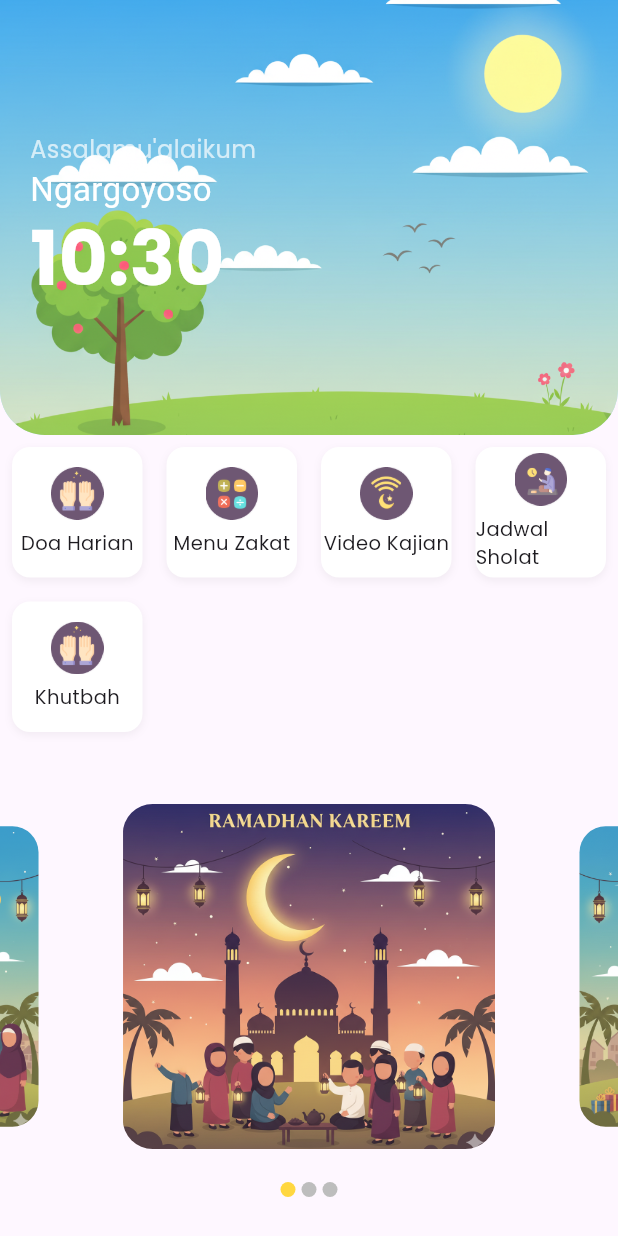
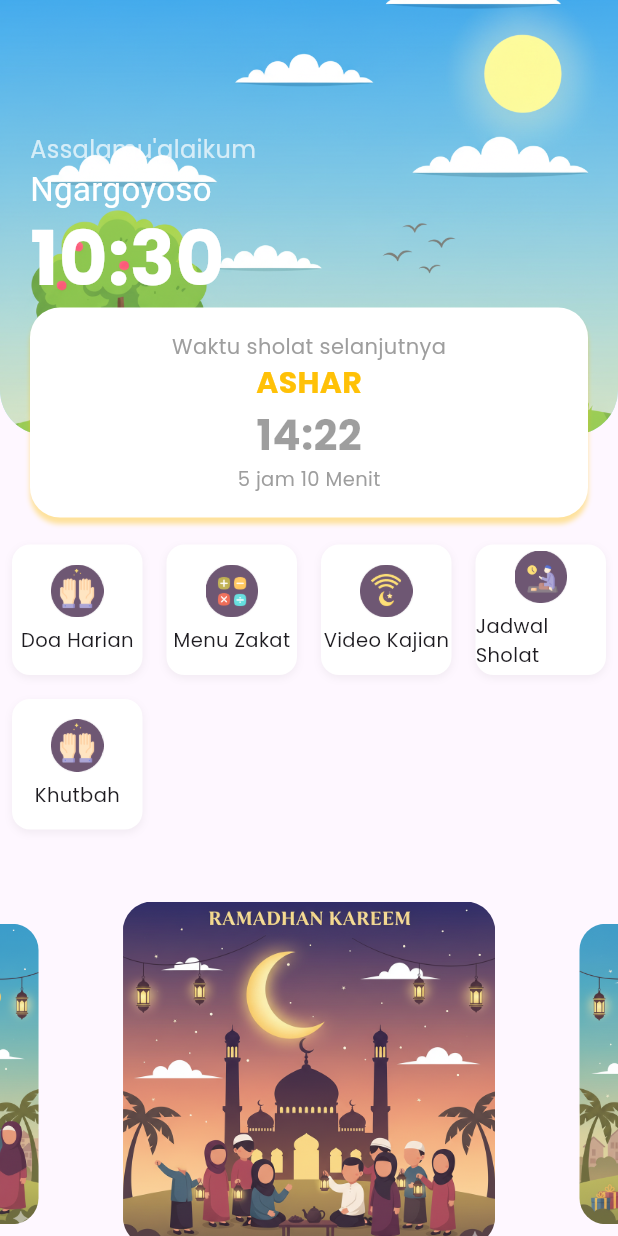
Before and after one commit to Vynvanun/Super-app-Taqwa, a Flutter app: the screen it shows after launch, on a phone screen of 412 x 824 dp. Run offline on Flutter 3.47's test engine with Material 3 defaults, Android fonts, the phone set to English and light mode, and no system bars; drawn by our look-alikes of carousel_slider; our stand-ins replace geocoding, geolocator, permission_handler, shared_preferences; missing offline and left inert: string_similarity; Roboto replaces fonts that are missing (PoppingSemiBold).

Commit message:
Remaining waktu sholat

```diff
--- a/lib/pages/home_page.dart
+++ b/lib/pages/home_page.dart
@@ -20,6 +20,31 @@ class HomePage extends StatefulWidget {
 class _HomePageState extends State<HomePage> {
   final CarouselController _controller = CarouselController();
   int _currentIndex = 0;
+  bool _isLoading = true;
+  Duration? _timeRemaining;
+  Timer? _countdownTimer;
+  String _location = "Mengambil lokasi.....";
+  String _prayTime = "Loading....";
+  String _backgroundImage = 'assets/images/bg_morning.png';
+  List<dynamic>? _jadwalSholat;
+
+  final posterList = const <String> [
+    'assets/images/ramadhan-kareem.png',
+    'assets/images/idl-adh.png',
+    'assets/images/idl-fitr.png',
+  ];
+
+  String _formatDuration(Duration d) {
+    final hours = d.inHours;
+    final minute = d.inMinutes.remainder(60);
+    return "$hours jam $minute menit lagi";
+  }
+
+  // state untuk dijalankan diawal
+  @override
+  void initState() {
+    super.initState();
+  }
 
   final PoppinsRegular = TextStyle(fontFamily: 'PoppinsRegular');
   final PoppinsMedium = TextStyle(fontFamily: 'PoppinsMedium');
@@ -27,11 +52,16 @@ class _HomePageState extends State<HomePage> {
   final Popinsstyregular = TextStyle(fontFamily: 'PoppinsRegular', fontSize: 13, color: Colors.black);
 
 
-  final posterList = const <String> [
-    'assets/images/ramadhan-kareem.png',
-    'assets/images/idl-adh.png',
-    'assets/images/idl-fitr.png',
-  ];
+
+  Future _getBackgroundImage(DateTime now) async {
+    if (now.hour < 12) {
+      return 'assets/images/bg_morning.png';
+    } else if (now.hour < 18){
+      return 'assets/images/ng_afternoon.png';
+    }
+
+    return 'assets/images/bg_night (1).png';
+  }
 
   @override
   Widget build(BuildContext context) {
@@ -44,6 +74,7 @@ class _HomePageState extends State<HomePage> {
               // [MENU WAKTU SHOLAY BY LOKASI]
               //======================================
               _buildHeroSection(),
+              const SizedBox(height: 65,),
 
               //======================================
               // [MENU SECTION]
@@ -116,6 +147,67 @@ Widget _buildHeroSection(){
                 color: Colors.white,
               ),
               ),
+            ],
+          ),
+        ),
+      ),
+
+      //=====================
+      // [WAKTU SHOLAT SELANJUTNYA]
+      //=====================
+      Positioned(
+        bottom: -55,
+        left: 20,
+        right: 20,
+        child: Container(
+          decoration: BoxDecoration(
+            color: Colors.white,
+            borderRadius: BorderRadius.circular(20),
+            boxShadow: [
+              BoxShadow(
+                blurRadius: 2,
+                offset: Offset(0, 4),
+                color: Colors.amber.withOpacity(0.4),
+              ),
+            ],
+          ),
+          padding: EdgeInsets.symmetric(
+            vertical: 16,
+            horizontal: 14,
+          ),
+          child: Column(
+            children: [
+              Text('Waktu sholat selanjutnya',
+              style: TextStyle(
+                fontFamily: 'PoppinsRegular',
+                fontSize: 14,
+                color: Colors.grey,
+                ),
+              ),
+              Text(
+                'ASHAR',
+                style: TextStyle(
+                  fontFamily: 'PoppinsBold',
+                  fontSize: 20,
+                  color: Colors.amber
+                ),
+              ),
+              Text(
+                '14:22',
+                style: TextStyle(
+                  fontFamily: 'PoppinsBold',
+                  fontSize: 28,
+                  color: Colors.black38,
+                ),
+              ),
+              Text(
+                '5 jam 10 Menit',
+                style: TextStyle(
+                  fontFamily: 'PoppinsRegular',
+                  fontSize: 13,
+                  color: Colors.grey,
+                ),
+              )
             ],
           ),
         ),
```
